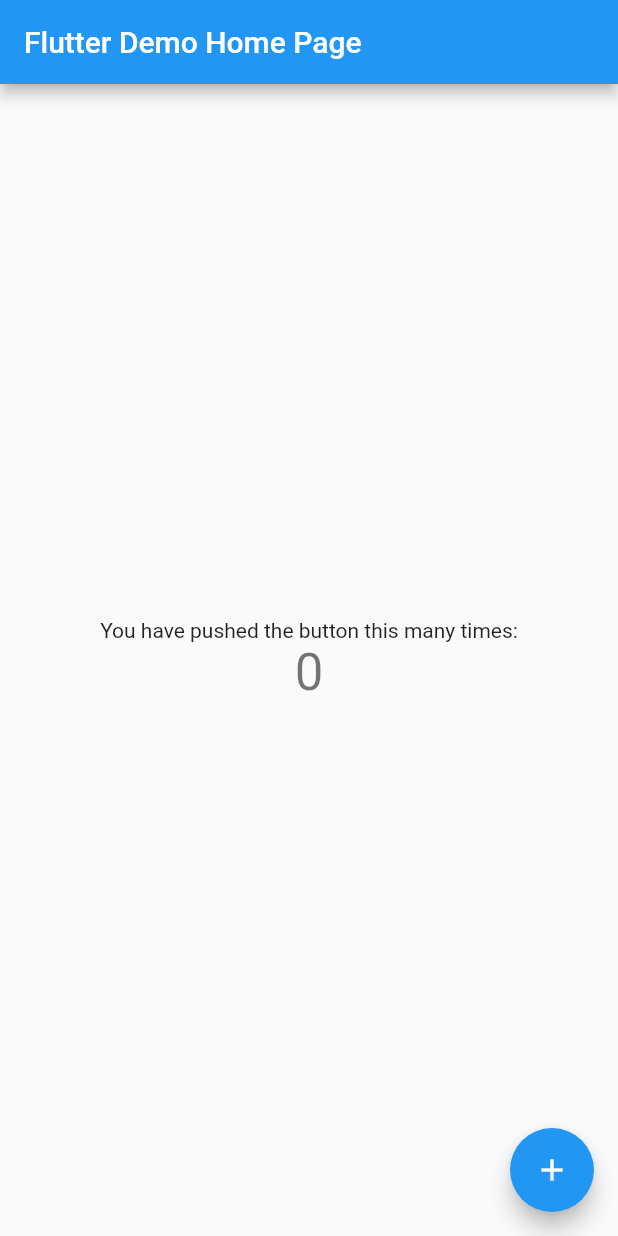
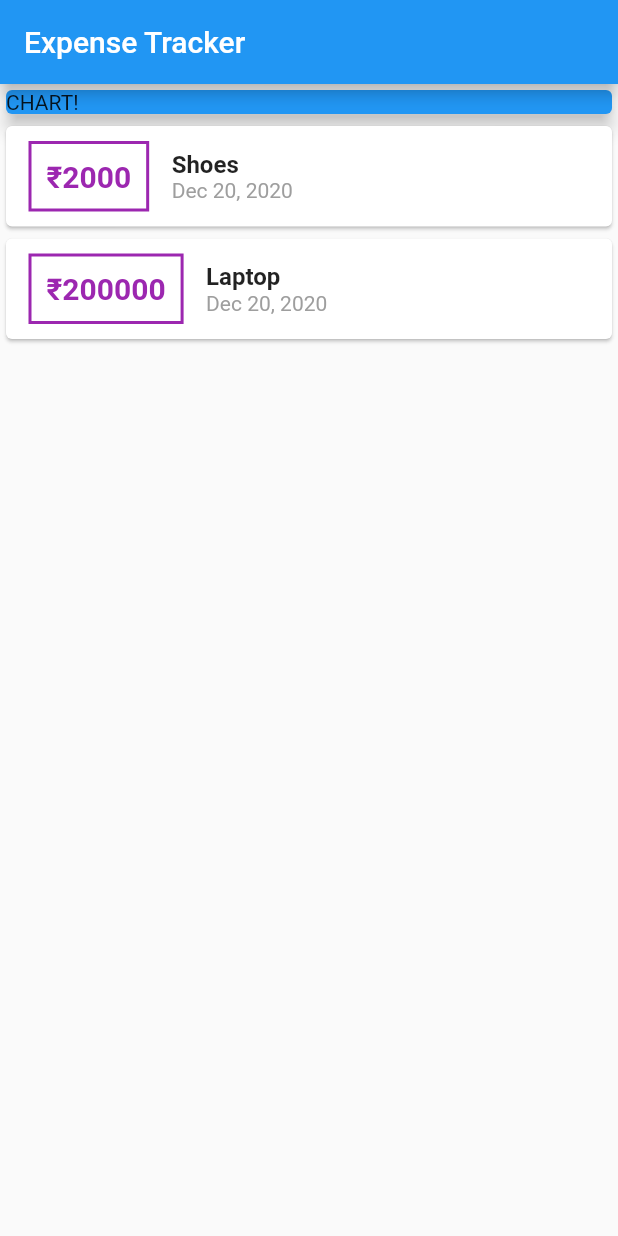
Before and after one commit to kartikPatidar/expense-tracker-flutter, a Flutter app: the screen it shows after launch, on a phone screen of 412 x 824 dp. Run offline on Flutter 3.47's test engine with Material 2 defaults, Android fonts, the phone set to English and light mode, and no system bars.

Commit message:
List Of Expenses and Styling it

```diff
--- a/lib/main.dart
+++ b/lib/main.dart
@@ -1,117 +1,101 @@
 import 'package:flutter/material.dart';
+import 'package:intl/intl.dart';
 
-void main() {
-  runApp(MyApp());
-}
+import './transaction.dart';
+
+void main() => runApp(MyApp());
 
 class MyApp extends StatelessWidget {
-  // This widget is the root of your application.
   @override
   Widget build(BuildContext context) {
     return MaterialApp(
-      title: 'Flutter Demo',
-      theme: ThemeData(
-        // This is the theme of your application.
-        //
-        // Try running your application with "flutter run". You'll see the
-        // application has a blue toolbar. Then, without quitting the app, try
-        // changing the primarySwatch below to Colors.green and then invoke
-        // "hot reload" (press "r" in the console where you ran "flutter run",
-        // or simply save your changes to "hot reload" in a Flutter IDE).
-        // Notice that the counter didn't reset back to zero; the application
-        // is not restarted.
-        primarySwatch: Colors.blue,
-        // This makes the visual density adapt to the platform that you run
-        // the app on. For desktop platforms, the controls will be smaller and
-        // closer together (more dense) than on mobile platforms.
-        visualDensity: VisualDensity.adaptivePlatformDensity,
-      ),
-      home: MyHomePage(title: 'Flutter Demo Home Page'),
+      title: 'Expense Tracker',
+      home: MyHomePage(),
     );
   }
 }
 
-class MyHomePage extends StatefulWidget {
-  MyHomePage({Key key, this.title}) : super(key: key);
-
-  // This widget is the home page of your application. It is stateful, meaning
-  // that it has a State object (defined below) that contains fields that affect
-  // how it looks.
-
-  // This class is the configuration for the state. It holds the values (in this
-  // case the title) provided by the parent (in this case the App widget) and
-  // used by the build method of the State. Fields in a Widget subclass are
-  // always marked "final".
-
-  final String title;
-
-  @override
-  _MyHomePageState createState() => _MyHomePageState();
-}
-
-class _MyHomePageState extends State<MyHomePage> {
-  int _counter = 0;
-
-  void _incrementCounter() {
-    setState(() {
-      // This call to setState tells the Flutter framework that something has
-      // changed in this State, which causes it to rerun the build method below
-      // so that the display can reflect the updated values. If we changed
-      // _counter without calling setState(), then the build method would not be
-      // called again, and so nothing would appear to happen.
-      _counter++;
-    });
-  }
+class MyHomePage extends StatelessWidget {
+  final List<Transaction> transcations = [
+    Transaction(
+      id: 't1',
+      title: 'Shoes',
+      amount: 2000,
+      date: DateTime.now(),
+    ),
+    Transaction(
+      id: 't2',
+      title: 'Laptop',
+      amount: 200000,
+      date: DateTime.now(),
+    )
+  ];
 
   @override
   Widget build(BuildContext context) {
-    // This method is rerun every time setState is called, for instance as done
-    // by the _incrementCounter method above.
-    //
-    // The Flutter framework has been optimized to make rerunning build methods
-    // fast, so that you can just rebuild anything that needs updating rather
-    // than having to individually change instances of widgets.
     return Scaffold(
       appBar: AppBar(
-        // Here we take the value from the MyHomePage object that was created by
-        // the App.build method, and use it to set our appbar title.
-        title: Text(widget.title),
+        title: Text('Expense Tracker'),
       ),
-      body: Center(
-        // Center is a layout widget. It takes a single child and positions it
-        // in the middle of the parent.
-        child: Column(
-          // Column is also a layout widget. It takes a list of children and
-          // arranges them vertically. By default, it sizes itself to fit its
-          // children horizontally, and tries to be as tall as its parent.
-          //
-          // Invoke "debug painting" (press "p" in the console, choose the
-          // "Toggle Debug Paint" action from the Flutter Inspector in Android
-          // Studio, or the "Toggle Debug Paint" command in Visual Studio Code)
-          // to see the wireframe for each widget.
-          //
-          // Column has various properties to control how it sizes itself and
-          // how it positions its children. Here we use mainAxisAlignment to
-          // center the children vertically; the main axis here is the vertical
-          // axis because Columns are vertical (the cross axis would be
-          // horizontal).
-          mainAxisAlignment: MainAxisAlignment.center,
-          children: <Widget>[
-            Text(
-              'You have pushed the button this many times:',
+      body: Column(
+        children: [
+          Container(
+            width: double.infinity,
+            child: Card(
+              color: Colors.blue,
+              child: Text('CHART!'),
+              elevation: 5,
             ),
-            Text(
-              '$_counter',
-              style: Theme.of(context).textTheme.headline4,
-            ),
-          ],
-        ),
+          ),
+          Column(
+            children: transcations.map((tx) {
+              return Card(
+                child: Row(
+                  children: [
+                    Container(
+                      margin: EdgeInsets.symmetric(
+                        vertical: 10,
+                        horizontal: 15,
+                      ),
+                      decoration: BoxDecoration(
+                        border: Border.all(
+                          color: Colors.purple,
+                          width: 2,
+                        ),
+                      ),
+                      padding: EdgeInsets.all(10),
+                      child: Text(
+                        '₹${tx.amount}',
+                        style: TextStyle(
+                          color: Colors.purple,
+                          fontWeight: FontWeight.bold,
+                          fontSize: 20,
+                        ),
+                      ),
+                    ),
+                    Column(
+                      crossAxisAlignment: CrossAxisAlignment.start,
+                      children: [
+                        Text(
+                          tx.title,
+                          style: TextStyle(
+                            fontWeight: FontWeight.bold,
+                            fontSize: 16,
+                          ),
+                        ),
+                        Text(
+                          DateFormat.yMMMd().format(tx.date),
+                          style: TextStyle(color: Colors.grey),
+                        )
+                      ],
+                    )
+                  ],
+                ),
+              );
+            }).toList(),
+          ),
+        ],
       ),
-      floatingActionButton: FloatingActionButton(
-        onPressed: _incrementCounter,
-        tooltip: 'Increment',
-        child: Icon(Icons.add),
-      ), // This trailing comma makes auto-formatting nicer for build methods.
     );
   }
 }
--- /dev/null
+++ b/lib/transaction.dart
@@ -0,0 +1,15 @@
+import 'package:flutter/foundation.dart';
+
+class Transaction {
+  final String id;
+  final String title;
+  final int amount;
+  final DateTime date;
+
+  Transaction({
+    @required this.id,
+    @required this.title,
+    @required this.amount,
+    @required this.date,
+  });
+}
--- a/pubspec.yaml
+++ b/pubspec.yaml
@@ -23,6 +23,7 @@ environment:
 dependencies:
   flutter:
     sdk: flutter
+  intl: ^0.16.1
 
 
   # The following adds the Cupertino Icons font to your application.
```
Also changed, not shown: pubspec.lock, 1 other file.
